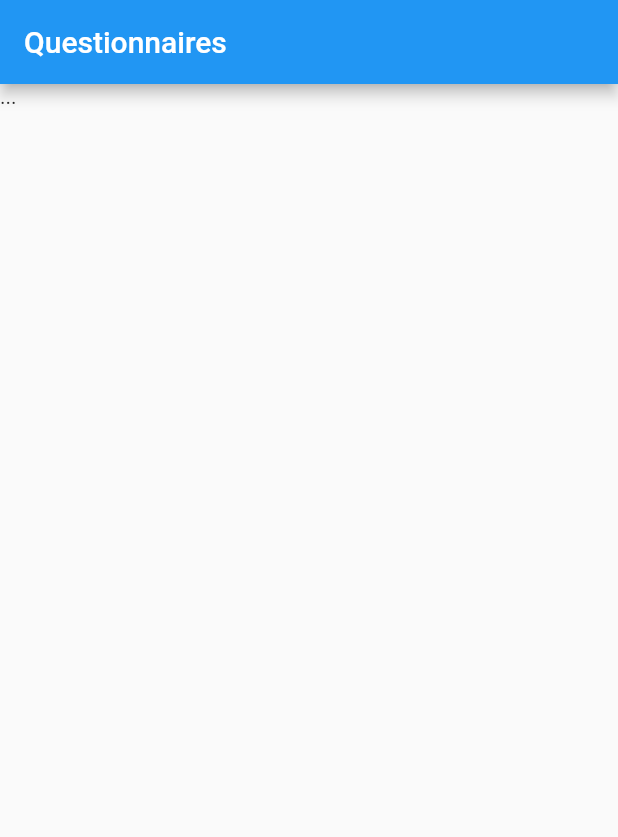
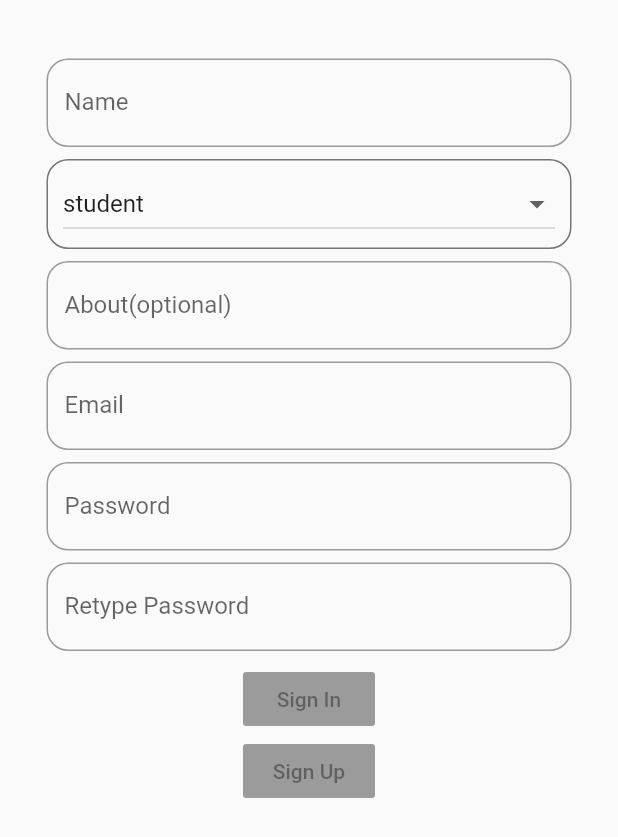
Before and after one commit to D3105/questionnaire, a Flutter app: the screen it shows after launch, on a phone screen of 412 x 824 dp. Shown: the top 837 px of the screen. Run offline on Flutter 3.47's test engine with Material 2 defaults, Android fonts, the light colour scheme and no system bars; our stand-ins replace firebase_auth, rxdart; accounts and stored records are empty.

Commit message:
added authentication screen

```diff
--- a/lib/main.dart
+++ b/lib/main.dart
@@ -1,5 +1,4 @@
 import 'package:flutter/material.dart';
 import 'package:questionnaire/src/app.dart';
-import 'package:questionnaire/src/screens/questionnaire_list_screen.dart';
 
 void main() => runApp(App());
--- a/lib/src/app.dart
+++ b/lib/src/app.dart
@@ -1,4 +1,6 @@
 import 'package:flutter/material.dart';
+import 'package:questionnaire/src/blocs/providers/authentication_provider.dart';
+import 'package:questionnaire/src/screens/authentication_screen.dart';
 import 'package:questionnaire/src/screens/questionnaire_list_screen.dart';
 
 class App extends StatelessWidget {
@@ -6,7 +8,17 @@ class App extends StatelessWidget {
   Widget build(BuildContext context) {
     return MaterialApp(
       title: 'Questionnaire',
-      home: QuestionnaireListScreen(),
+      onGenerateRoute: onGenerateRoute,
+    );
+  }
+
+  Route onGenerateRoute(RouteSettings settings) {
+    return MaterialPageRoute(
+      builder: (context) {
+        return AuthenticationProvider(
+          child: AuthenticationScreen(),
+        );
+      },
     );
   }
 }
--- /dev/null
+++ b/lib/src/blocs/authentication_bloc.dart
@@ -0,0 +1,150 @@
+import 'dart:async';
+import 'package:rxdart/rxdart.dart';
+import 'package:firebase_auth/firebase_auth.dart';
+
+class AuthenticationBloc {
+  final _subjects = Map<AuthenticationSubjects, BehaviorSubject>();
+
+  AuthenticationBloc() {
+    for (final type in AuthenticationSubjects.values) {
+      _subjects[type] = BehaviorSubject();
+
+      if (type == AuthenticationSubjects.about) {
+        add(AuthenticationSubjects.about, '');
+      }
+    }
+  }
+
+  Future<FirebaseUser> signIn() async {
+    final email = _subjects[AuthenticationSubjects.email].value;
+    final password = _subjects[AuthenticationSubjects.password].value;
+    return FirebaseAuth.instance
+        .signInWithEmailAndPassword(email: email, password: password);
+  }
+
+  Future<FirebaseUser> signUp() {
+    final inputs = AuthenticationSubjects.values
+        .map((input) => _subjects[input].value)
+        .toList();
+    return FirebaseAuth.instance
+        .createUserWithEmailAndPassword(email: inputs[3], password: inputs[4]);
+  }
+
+  Observable<bool> get signInAllowed => Observable.combineLatest2(
+        streamFor(AuthenticationSubjects.email),
+        streamFor(AuthenticationSubjects.password),
+        (e, p) {
+          return true;
+        },
+      );
+
+  Observable<bool> get signUpAllowed => Observable.combineLatest5(
+          streamFor(AuthenticationSubjects.name),
+          streamFor(AuthenticationSubjects.about),
+          streamFor(AuthenticationSubjects.email),
+          streamFor(AuthenticationSubjects.password),
+          streamFor(AuthenticationSubjects.retypePassword),
+          (name, about, email, password, retypePassword) {
+        if (password == retypePassword) {
+          return true;
+        }
+        _subjects[AuthenticationSubjects.retypePassword]
+            .sink
+            .addError('Password must be same.');
+        return false;
+      });
+
+  Stream streamFor(AuthenticationSubjects type) {
+    return _subjects[type].transform(type.transformer);
+  }
+
+  void add(AuthenticationSubjects type, value) {
+    _subjects[type].sink.add(value);
+  }
+
+  void addError(AuthenticationSubjects type, error) {
+    _subjects[type].sink.addError(error);
+  }
+
+  void dispose() {
+    _subjects.values.forEach((c) => c.close());
+  }
+}
+
+class AuthenticationSubjects {
+  static final name = AuthenticationSubjects._(
+    0,
+    _createTransformer(
+      filter: (name) => name.length >= 5 && name.length <= 31,
+      error: 'Name must contain from 5 to 31 chars.',
+    ),
+  );
+  static final role = AuthenticationSubjects._(
+    1,
+    _createTransformer(
+      filter: (role) => true,
+      error: '',
+    ),
+  );
+  static final about = AuthenticationSubjects._(
+    2,
+    _createTransformer(
+      filter: (about) =>
+          about.length == 0 || (about.length >= 10 && about.length <= 300),
+      error: 'About must contain from 10 to 300 chars.',
+    ),
+  );
+  static final email = AuthenticationSubjects._(
+    3,
+    _createTransformer(
+      filter: (email) => email.contains('@'),
+      error: 'Enter valid email.',
+    ),
+  );
+  static final password = AuthenticationSubjects._(
+    4,
+    _createTransformer(
+      filter: (password) => password.length >= 5 && password.length <= 15,
+      error: 'Password must contain from 5 to 15 chars.',
+    ),
+  );
+  static final retypePassword = AuthenticationSubjects._(
+    5,
+    _createTransformer(
+      filter: (password) => password.length >= 5 && password.length <= 15,
+      error: 'Password must contain from 5 to 15 chars.',
+    ),
+  );
+  static final signInIndicator = AuthenticationSubjects._(
+    6,
+    _createTransformer(
+      filter: (_) => true,
+      error: '',
+    ),
+  );
+  static final signUpIndicator = AuthenticationSubjects._(
+    7,
+    _createTransformer(
+      filter: (_) => true,
+      error: '',
+    ),
+  );
+
+  static final values = [name, role, about, email, password, retypePassword, signInIndicator, signUpIndicator];
+
+  final int rawValue;
+  final StreamTransformer transformer;
+
+  AuthenticationSubjects._(this.rawValue, this.transformer);
+}
+
+StreamTransformer _createTransformer(
+    {bool Function(dynamic) filter, String error}) {
+  return StreamTransformer.fromHandlers(handleData: (data, sink) {
+    if (filter(data)) {
+      sink.add(data);
+    } else {
+      sink.addError(error);
+    }
+  });
+}
--- /dev/null
+++ b/lib/src/blocs/providers/authentication_provider.dart
@@ -0,0 +1,18 @@
+import 'package:flutter/material.dart';
+import 'package:questionnaire/src/blocs/authentication_bloc.dart';
+export 'package:questionnaire/src/blocs/authentication_bloc.dart';
+
+class AuthenticationProvider extends InheritedWidget {
+  final bloc = AuthenticationBloc();
+
+  AuthenticationProvider({Key key, Widget child})
+      : super(key: key, child: child);
+
+  static AuthenticationBloc of(BuildContext context) =>
+      (context.inheritFromWidgetOfExactType(AuthenticationProvider)
+              as AuthenticationProvider)
+          .bloc;
+
+  @override
+  bool updateShouldNotify(_) => true;
+}
--- /dev/null
+++ b/lib/src/errors/authentication_errors.dart
@@ -0,0 +1,43 @@
+import 'package:firebase_auth/firebase_auth.dart';
+import 'package:flutter/material.dart';
+import 'package:flutter/services.dart';
+import 'package:questionnaire/src/blocs/providers/authentication_provider.dart';
+import 'package:questionnaire/src/widgets/snack_bar.dart';
+
+Future<FirebaseUser> verify(
+    BuildContext context,
+    Future<FirebaseUser> Function() submitAction,
+    AuthenticationSubjects subjectType,
+    AuthenticationBloc bloc) async {
+  try {
+    return await submitAction();
+  } on PlatformException catch (e) {
+    String message;
+    switch (e.code) {
+      case 'ERROR_EMAIL_ALREADY_IN_USE':
+        message = 'Email already in use.';
+        break;
+      case 'ERROR_INVALID_EMAIL':
+        message = 'Enter valid email.';
+        break;
+      case 'ERROR_WRONG_PASSWORD':
+        message = 'Password is wrong.';
+        break;
+      case 'ERROR_USER_NOT_FOUND':
+        message = 'Email not found.';
+        break;
+      case 'ERROR_WEAK_PASSWORD':
+        message = 'Password is too weak.';
+        break;
+      default:
+        throw Exception('FirebaseAuthErrors enum exhausted: ${e.code}');
+    }
+    showSnackBar(context, message);
+  } catch (e) {
+    showSnackBar(context, 'Something wrong happen.');
+    print(e);
+  }
+
+  bloc.add(subjectType, null);
+  return null;
+}
--- /dev/null
+++ b/lib/src/models/roles.dart
@@ -0,0 +1,28 @@
+class Roles {
+  static const student = Roles(0);
+  static const teacher = Roles(1);
+  static const dean = Roles(2);
+  static const principal = Roles(3);
+
+  final int rawValue;
+
+  const Roles(this.rawValue);
+
+  static const values = [student, teacher, dean, principal];
+
+  @override
+  String toString() {
+    switch (this) {
+      case Roles.student:
+        return 'student';
+      case Roles.teacher:
+        return 'teacher';
+      case Roles.dean:
+        return 'dean';
+      case Roles.principal:
+        return 'principal';
+      default:
+        throw Exception('_Roles enum exhausted.');
+    }
+  }
+}
--- /dev/null
+++ b/lib/src/screens/authentication_screen.dart
@@ -0,0 +1,247 @@
+import 'package:firebase_auth/firebase_auth.dart';
+import 'package:flutter/material.dart';
+import 'package:questionnaire/src/blocs/providers/authentication_provider.dart';
+import 'package:questionnaire/src/errors/authentication_errors.dart';
+import 'package:questionnaire/src/models/roles.dart';
+import 'package:questionnaire/src/widgets/snack_bar.dart';
+
+class AuthenticationScreen extends StatelessWidget {
+  @override
+  Widget build(BuildContext context) {
+    final bloc = AuthenticationProvider.of(context);
+    return Scaffold(
+      body: SingleChildScrollView(
+        child: Container(
+          child: Column(
+            children: <Widget>[
+              SizedBox(height: 8),
+              textField(TextFields.name, AuthenticationSubjects.name, bloc),
+              SizedBox(height: 8),
+              roleDropDown(bloc),
+              SizedBox(height: 8),
+              textField(TextFields.about, AuthenticationSubjects.about, bloc),
+              SizedBox(height: 8),
+              textField(TextFields.email, AuthenticationSubjects.email, bloc),
+              SizedBox(height: 8),
+              textField(
+                  TextFields.password, AuthenticationSubjects.password, bloc),
+              SizedBox(height: 8),
+              textField(TextFields.retypePassword,
+                  AuthenticationSubjects.retypePassword, bloc),
+              SizedBox(height: 8),
+              submitButton(bloc, SubmitButtons.signIn,
+                  AuthenticationSubjects.signInIndicator),
+              submitButton(bloc, SubmitButtons.signUp,
+                  AuthenticationSubjects.signUpIndicator),
+            ],
+          ),
+          margin: EdgeInsets.all(31),
+        ),
+      ),
+    );
+  }
+
+  Widget textField(TextFields fieldType, AuthenticationSubjects subjectType,
+      AuthenticationBloc bloc) {
+    return StreamBuilder(
+      builder: (context, AsyncSnapshot snapshot) {
+        return TextField(
+          decoration: InputDecoration(
+            errorText: snapshot.error,
+            labelText: fieldType.labelText,
+            border: OutlineInputBorder(
+              borderRadius: BorderRadius.circular(14.5),
+            ),
+          ),
+          onChanged: (input) {
+            bloc.add(subjectType, input);
+          },
+        );
+      },
+      stream: bloc.streamFor(subjectType),
+    );
+  }
+
+  Widget roleDropDown(AuthenticationBloc bloc) {
+    return StreamBuilder(
+      builder: (context, AsyncSnapshot snapshot) {
+        return Container(
+          child: DropdownButton<Roles>(
+            items: Roles.values
+                .map(
+                  (role) => DropdownMenuItem(
+                        child: Text(role.toString()),
+                        value: role,
+                      ),
+                )
+                .toList(),
+            value: snapshot.hasData ? snapshot.data : Roles.student,
+            onChanged: (Roles role) {
+              bloc.add(AuthenticationSubjects.role, role);
+            },
+            isExpanded: true,
+          ),
+          decoration: BoxDecoration(
+            borderRadius: BorderRadius.circular(14.5),
+            border: Border.all(
+              width: 1,
+              color: Colors.grey[600],
+            ),
+          ),
+          padding: EdgeInsets.symmetric(
+            horizontal: 10,
+            vertical: 5,
+          ),
+        );
+      },
+      stream: bloc.streamFor(AuthenticationSubjects.role),
+    );
+  }
+
+  Widget submitButton(AuthenticationBloc bloc, SubmitButtons buttonType,
+      AuthenticationSubjects subjectType) {
+    return StreamBuilder(
+      builder: (context, snapshot) {
+        return RaisedButton(
+          child: Column(
+            children: [
+              Text(buttonType.toString()),
+              authenticationIndicator(context, bloc, buttonType),
+            ],
+          ),
+          onPressed: onSubmitButtonPressed(
+              snapshot, buttonType, context, bloc, subjectType),
+        );
+      },
+      stream: buttonType.allowedStream(bloc),
+    );
+  }
+
+  Function onSubmitButtonPressed(
+      AsyncSnapshot snapshot,
+      SubmitButtons type,
+      BuildContext context,
+      AuthenticationBloc bloc,
+      AuthenticationSubjects subjectType) {
+    if (snapshot.hasData && snapshot.data) {
+      return () async {
+        final submitAction = type.submitAction(bloc);
+        final futureUser = verify(context, submitAction, subjectType, bloc);
+        bloc.add(subjectType, futureUser);
+        final user = await futureUser;
+        if (user != null) {
+          showSnackBar(context, 'Loged in as ${user.email}');
+        }
+      };
+    }
+    return null;
+  }
+
+  Widget authenticationIndicator(
+      BuildContext context, AuthenticationBloc bloc, SubmitButtons type) {
+    return StreamBuilder(
+      builder: (context, snapshot) {
+        if (snapshot.hasData) {
+          return FutureBuilder<FirebaseUser>(
+            builder: (context, userSnapshot) {
+              if (userSnapshot.hasData && snapshot.data != null) {
+                return Container(height: 0, width: 0);
+              }
+              return Container(
+                child: LinearProgressIndicator(),
+                width: 50,
+              );
+            },
+            future: snapshot.data,
+          );
+        }
+        return Container(height: 0, width: 0);
+      },
+      stream: type.indicatorStream(bloc),
+    );
+  }
+}
+
+class TextFields {
+  static const name = TextFields._(
+    0,
+    'Name',
+  );
+  static const about = TextFields._(
+    1,
+    'About(optional)',
+  );
+  static const email = TextFields._(
+    2,
+    'Email',
+  );
+  static const password = TextFields._(
+    3,
+    'Password',
+  );
+  static const retypePassword = TextFields._(
+    4,
+    'Retype Password',
+  );
+
+  const TextFields._(this.rawValue, this.labelText);
+
+  final int rawValue;
+  final String labelText;
+}
+
+class SubmitButtons {
+  static const signIn = SubmitButtons._(0);
+  static const signUp = SubmitButtons._(1);
+
+  final int rawValue;
+
+  const SubmitButtons._(this.rawValue);
+
+  static const values = [signIn, signUp];
+
+  Stream allowedStream(AuthenticationBloc bloc) {
+    switch (this) {
+      case SubmitButtons.signIn:
+        return bloc.signInAllowed;
+      case SubmitButtons.signUp:
+        return bloc.signUpAllowed;
+      default:
+        throw Exception('SubmitButtons enum exhausted.');
+    }
+  }
+
+  Stream indicatorStream(AuthenticationBloc bloc) {
+    switch (this) {
+      case SubmitButtons.signIn:
+        return bloc.streamFor(AuthenticationSubjects.signInIndicator);
+      case SubmitButtons.signUp:
+        return bloc.streamFor(AuthenticationSubjects.signUpIndicator);
+      default:
+        throw Exception('SubmitButtons enum exhausted.');
+    }
+  }
+
+  Function submitAction(AuthenticationBloc bloc) {
+    switch (this) {
+      case SubmitButtons.signIn:
+        return bloc.signIn;
+      case SubmitButtons.signUp:
+        return bloc.signUp;
+      default:
+        throw Exception('SubmitButtons enum exhausted.');
+    }
+  }
+
+  @override
+  String toString() {
+    switch (this) {
+      case SubmitButtons.signIn:
+        return 'Sign In';
+      case SubmitButtons.signUp:
+        return 'Sign Up';
+      default:
+        throw Exception('SubmitButtons enum exhausted.');
+    }
+  }
+}
--- /dev/null
+++ b/lib/src/widgets/snack_bar.dart
@@ -0,0 +1,9 @@
+import 'package:flutter/material.dart';
+
+void showSnackBar(BuildContext context, String message) {
+  Scaffold.of(context).showSnackBar(
+    SnackBar(
+      content: Text(message),
+    ),
+  );
+}
--- a/pubspec.yaml
+++ b/pubspec.yaml
@@ -15,6 +15,8 @@ environment:
 dependencies:
   flutter:
     sdk: flutter
+  firebase_auth: ^0.7.0
+  rxdart: ^0.20.0
 
   # The following adds the Cupertino Icons font to your application.
   # Use with the CupertinoIcons class for iOS style icons.
```
Also changed, not shown: 11 other files.
